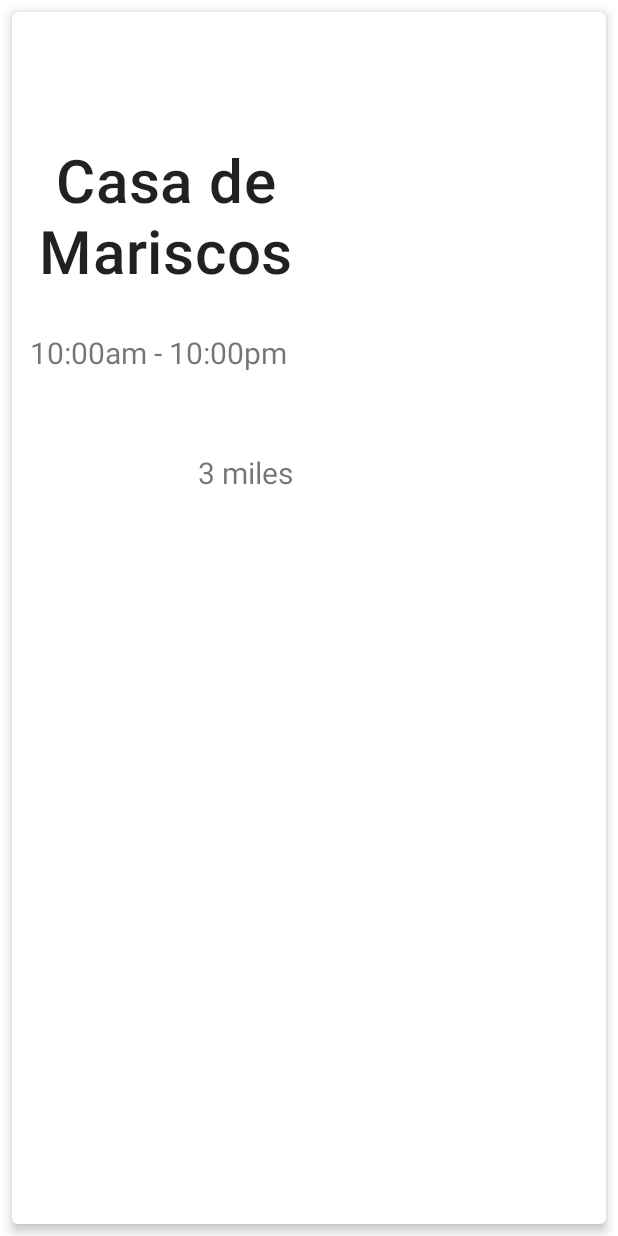
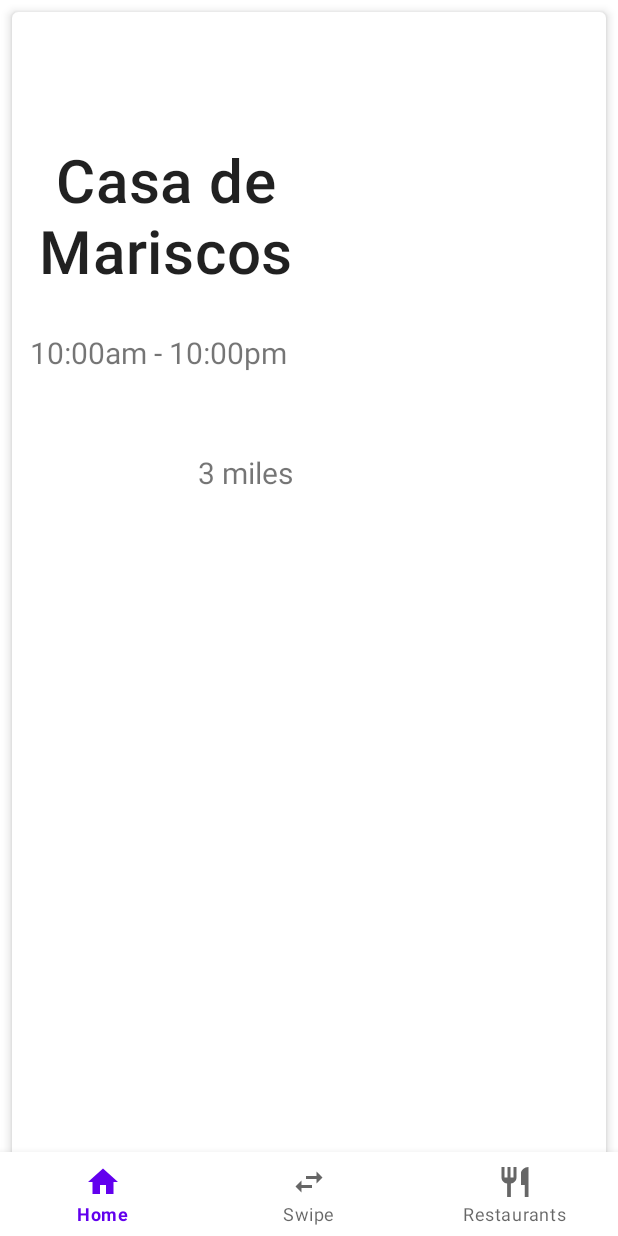
Before and after one commit to rutvi-s2/SwipeToEat, an Android app: the layout activity_surprise_me.xml on its own in the app's theme, with its tools: preview values and no code run, on a phone screen of 412 x 824 dp. Run offline under Robolectric (Android 15) with nearby library versions, the phone set to English and light mode, and no system bars.

Commit message:
added nav bar to surprise me, fixed navigation bar highlight for invalid input

```diff
--- a/app/src/main/java/com/example/swipetoeat/MainActivity.kt
+++ b/app/src/main/java/com/example/swipetoeat/MainActivity.kt
@@ -107,6 +107,7 @@ class MainActivity : AppCompatActivity()  {
                     val body = response.body()
                     if (body == null) {
                         Log.w(TAG, "Did not receive valid response body from Yelp API ... exit")
+
                         return
                     }
                     restaurants.addAll(body.restaurants)
@@ -161,6 +162,7 @@ class MainActivity : AppCompatActivity()  {
                 R.id.swipe -> {
                     // spinnerLabel.isEmpty() || binding.location.text.isEmpty()
                     if (DataSource.restaurants.isEmpty()) {
+                        binding.bottomNavigationBar.selectedItemId = R.id.home
                         val text = "Please enter information and click on start swiping."
                         val duration = Toast.LENGTH_SHORT
 
--- a/app/src/main/res/layout/activity_surprise_me.xml
+++ b/app/src/main/res/layout/activity_surprise_me.xml
@@ -1,4 +1,11 @@
 <?xml version="1.0" encoding="utf-8"?>
+<androidx.constraintlayout.widget.ConstraintLayout  xmlns:android="http://schemas.android.com/apk/res/android"
+    xmlns:app="http://schemas.android.com/apk/res-auto"
+    xmlns:tools="http://schemas.android.com/tools"
+    android:layout_width="match_parent"
+    android:orientation="vertical"
+    android:layout_height="match_parent"
+    tools:context=".SwipeActivity">
 <com.google.android.material.card.MaterialCardView
     xmlns:app="http://schemas.android.com/apk/res-auto"
     xmlns:android="http://schemas.android.com/apk/res/android"
@@ -70,4 +77,17 @@
 
     </androidx.constraintlayout.widget.ConstraintLayout>
 
+
+
 </com.google.android.material.card.MaterialCardView>
+    <com.google.android.material.bottomnavigation.BottomNavigationView
+        android:id="@+id/bottomNavigationBar"
+        android:layout_width="0dp"
+        android:layout_height="wrap_content"
+        app:layout_constraintBottom_toBottomOf="parent"
+        app:layout_constraintEnd_toEndOf="parent"
+        app:layout_constraintStart_toStartOf="parent"
+        app:menu="@menu/bottom_nav_bar">
+
+    </com.google.android.material.bottomnavigation.BottomNavigationView>
+</androidx.constraintlayout.widget.ConstraintLayout>
```
Also changed, not shown: app/src/main/java/com/example/swipetoeat/SurpriseMeActivity.kt (+20 -3 lines).
